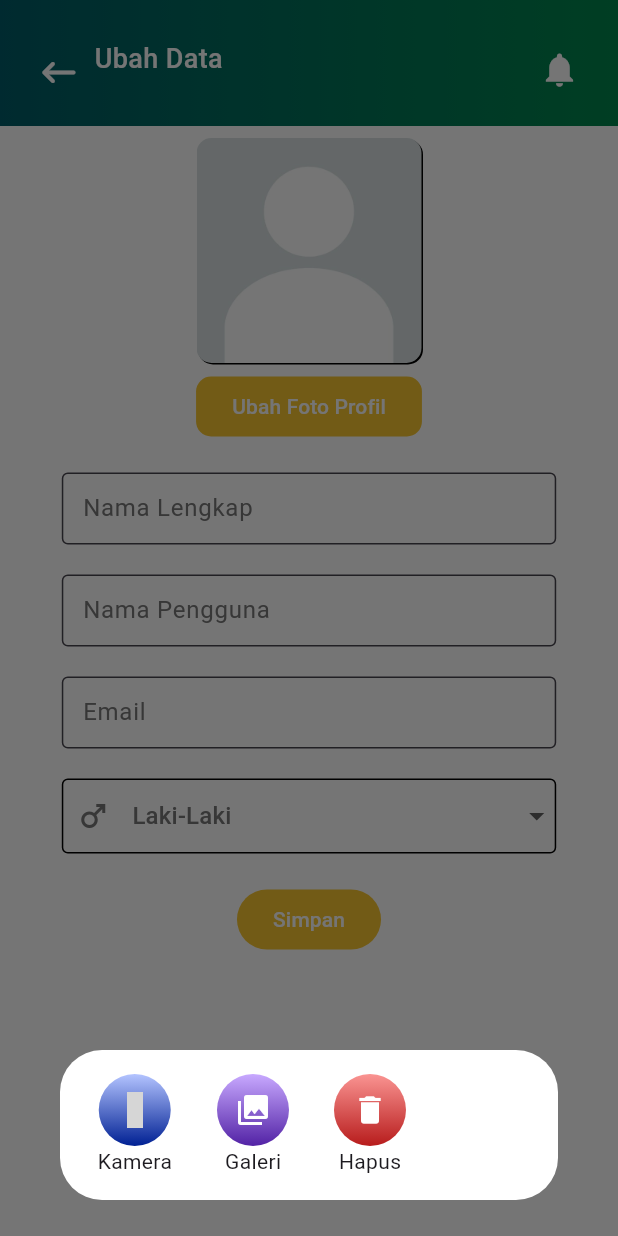
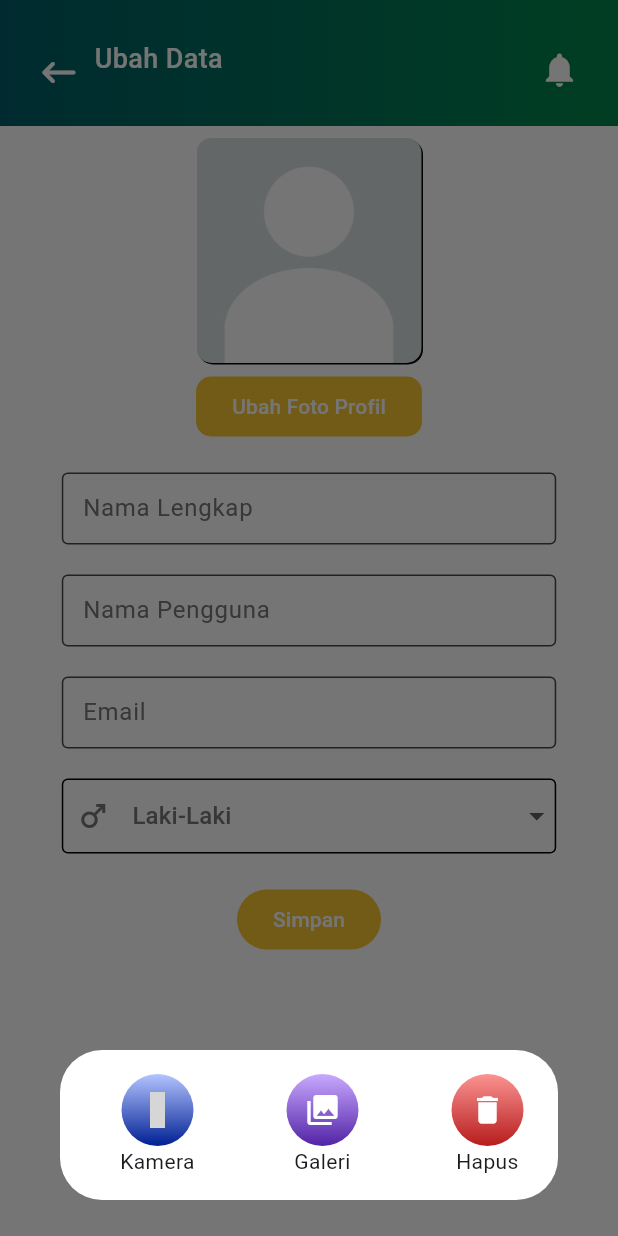
Before and after one commit to robanu-dk/MoDis-App, a Flutter app: the EditProfile screen opened directly, after a tap on "Ubah Foto Profil", on a phone screen of 412 x 824 dp. Run offline on Flutter 3.47's test engine with Material 3 defaults, Android fonts, the phone set to English and light mode, and no system bars; our stand-ins replace chewie, connectivity_plus, fl_chart, image_picker, loading_indicator, shared_preferences and 1 more; missing offline and left inert: icons_flutter; accounts and stored records are empty; grey boxes are pictures that could not be loaded.

Commit message:
adjust: set sizebox for label

```diff
--- a/lib/components/circle_button.dart
+++ b/lib/components/circle_button.dart
@@ -1,4 +1,6 @@
+import 'package:flutter/cupertino.dart';
 import 'package:flutter/material.dart';
+import 'package:flutter/widgets.dart';
 
 class CircleButtonModis extends StatelessWidget {
   const CircleButtonModis({
@@ -42,7 +44,13 @@ class CircleButtonModis extends StatelessWidget {
               ),
             ),
           ),
-          Text(label),
+          SizedBox(
+            width: 80,
+            child: Text(
+              label,
+              textAlign: TextAlign.center,
+            ),
+          ),
         ],
       ),
     );
```
